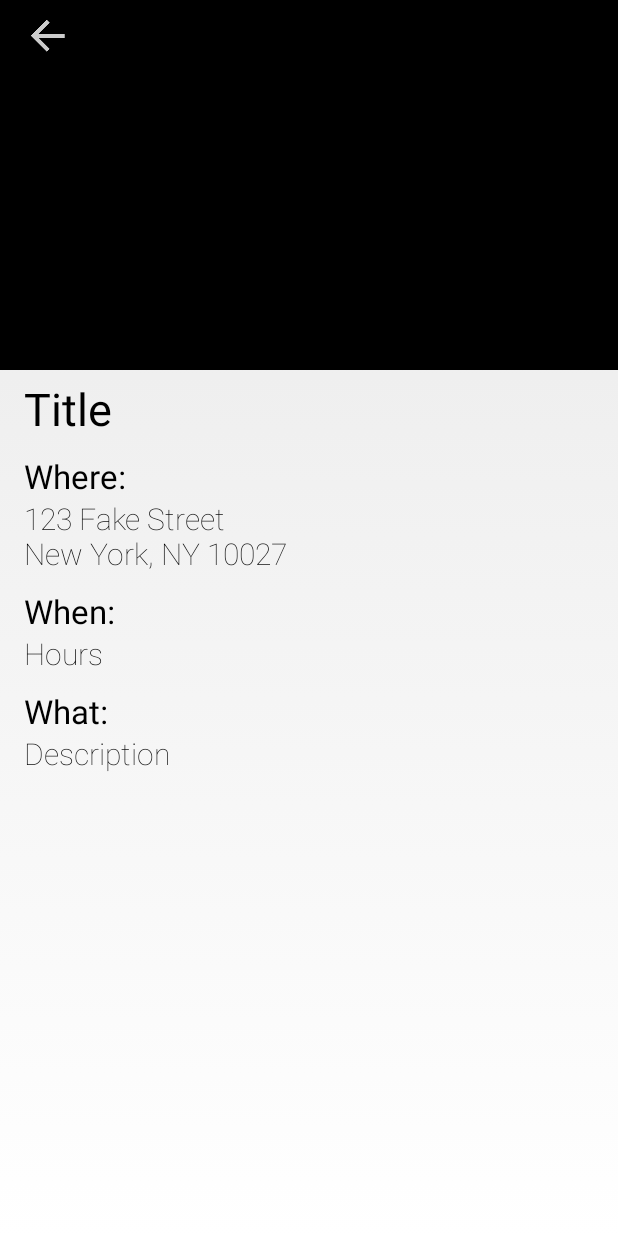
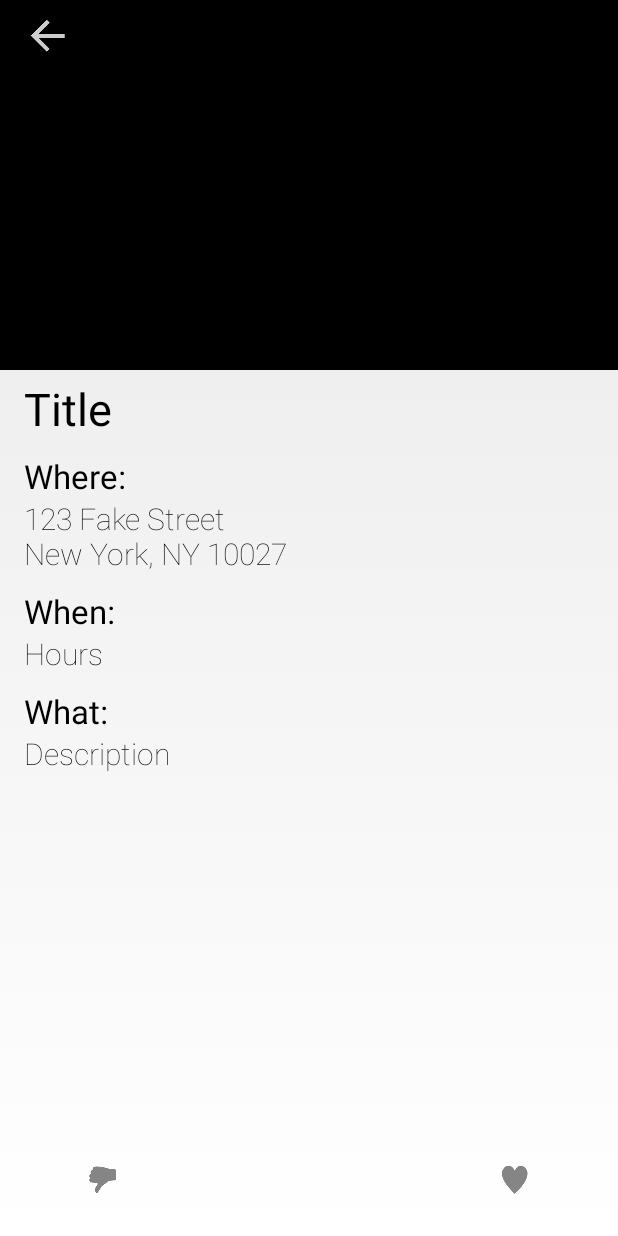
Before and after one commit to JLouback/Supnyc-android, an Android app: the EventDetails screen opened directly, with no data from a screen before it, on a phone screen of 412 x 824 dp. Run offline under Robolectric (Android 15) with nearby library versions, the phone set to English and light mode, and no system bars; our stand-ins replace Volley; network calls fail; 5 statements that could not run were skipped.

Commit message:
Lists, Details, SQLHelpers

```diff
--- a/app/src/main/res/layout/activity_event_details.xml
+++ b/app/src/main/res/layout/activity_event_details.xml
@@ -16,7 +16,7 @@
         android:layout_width="match_parent"
         android:layout_height="0dp"
         android:orientation="vertical"
-        android:layout_weight=".7"
+        android:layout_weight=".6"
         android:weightSum="1"
         >
         <TextView
@@ -103,5 +103,31 @@
         </ScrollView>
 
     </LinearLayout>
+    <LinearLayout
+        android:layout_width="match_parent"
+        android:layout_height="0dp"
+        android:layout_weight=".11"
+        android:orientation="horizontal"
+        android:weightSum="3">
+       <ImageButton
+           android:id="@+id/details_dislike"
+           android:layout_width="0dp"
+           android:layout_height="fill_parent"
+           android:layout_weight="1"
+           android:background="@color/app_transparent"
+           android:src="@drawable/ic_action_bad"/>
+        <Space
+            android:layout_width="0dp"
+            android:layout_height="match_parent"
+            android:layout_weight="1"/>
+        <ImageButton
+            android:id="@+id/details_like"
+            android:layout_width="0dp"
+            android:layout_height="fill_parent"
+            android:layout_weight="1"
+            android:background="@color/app_transparent"
+            android:src="@drawable/ic_action_favorite"/>
+
+    </LinearLayout>
 
 </LinearLayout>
```
Also changed, not shown: app/src/main/java/com/example/julianalouback/supnyc/EventListActivity.java (+26 -0 lines), app/src/main/java/com/example/julianalouback/supnyc/util/SupSQLiteHelper.java (+11 -11 lines).
